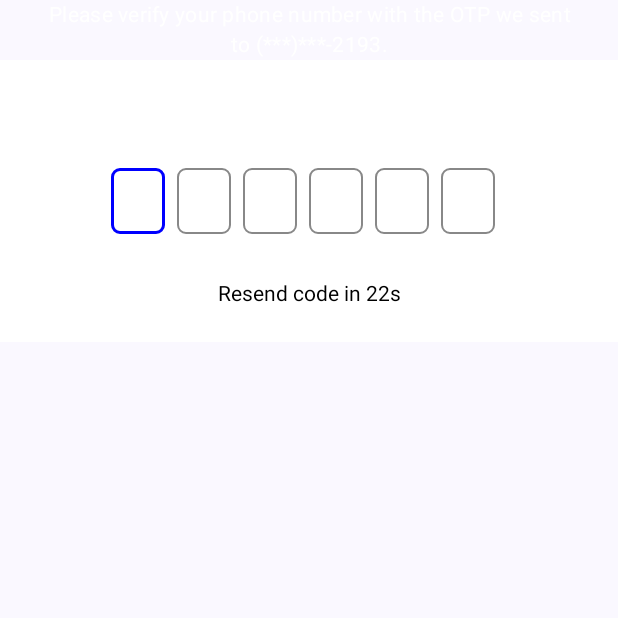
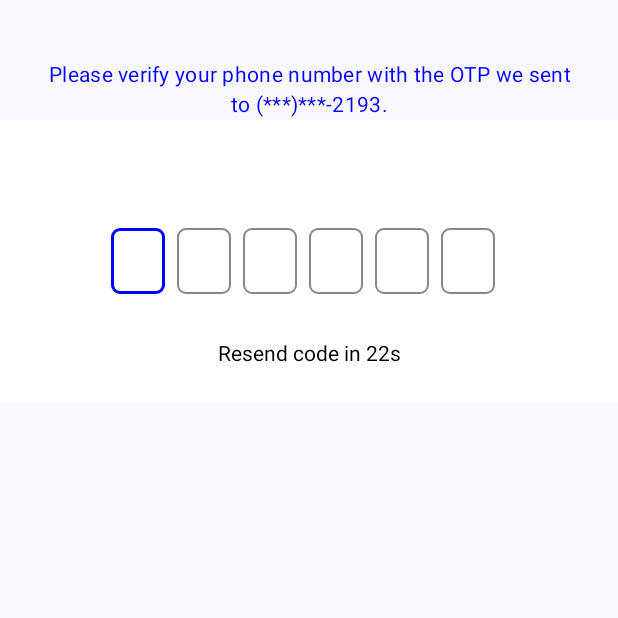
Before and after one commit to karimabdelhameed/OtpVerification, an Android app built with Jetpack Compose: the screen it shows after launch (MainActivity), on a phone screen of 412 x 824 dp, the top half of it. Run offline under Robolectric (Android 15) with nearby library versions, the phone set to English and light mode, and no system bars.

Commit message:
- Clean up

```diff
--- a/app/src/main/java/com/libFactory/otpverificationcomposetest/MainActivity.kt
+++ b/app/src/main/java/com/libFactory/otpverificationcomposetest/MainActivity.kt
@@ -57,10 +57,10 @@ fun TestOtp(modifier: Modifier = Modifier) {
         Text(
             modifier = Modifier
                 .fillMaxWidth()
-                .padding(24.dp, 0.dp),
+                .padding(start = 24.dp, end = 24.dp, top = 40.dp),
             text = "Please verify your phone number with the OTP we sent to (***)***-2193.",
             style = MaterialTheme.typography.bodyMedium,
-            color = androidx.compose.ui.graphics.Color.White,
+            color = androidx.compose.ui.graphics.Color.Blue,
             textAlign = TextAlign.Center
         )
         Surface(
```
